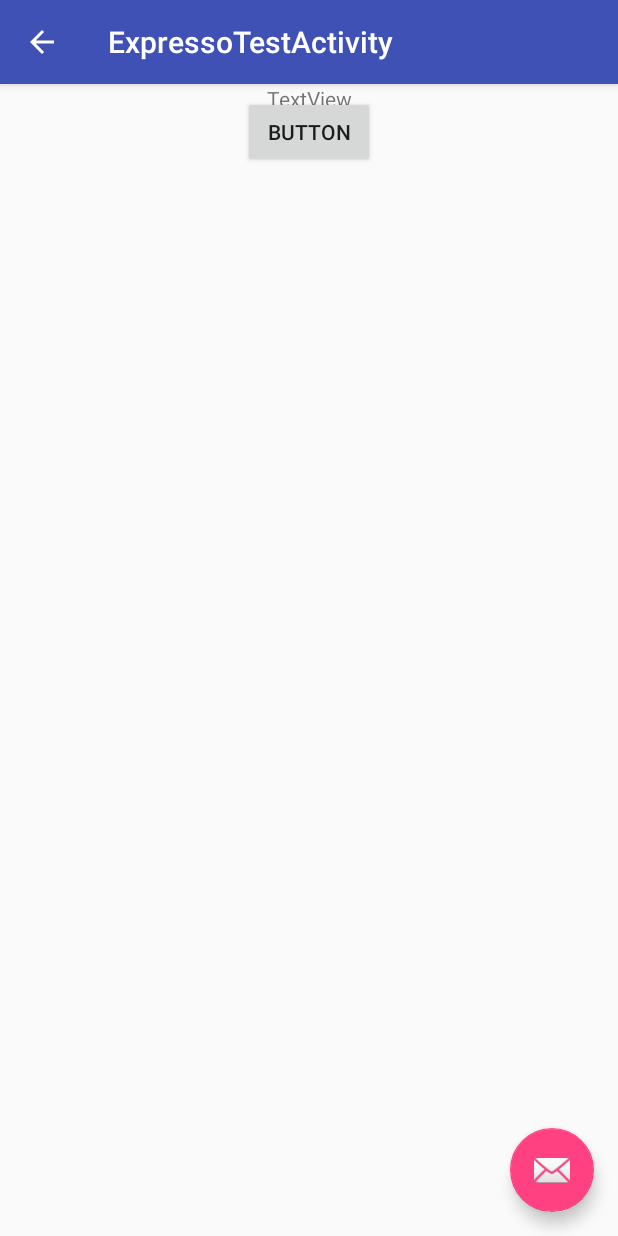
After one commit to pankajnimgade/ConfigureBuilds, an Android app: the ExpressoTestActivity screen opened directly, with no data from a screen before it, on a phone screen of 412 x 824 dp. The commit adds this screen. Run offline under Robolectric (Android 15) with nearby library versions, the phone set to English and light mode, and no system bars.

Commit message:
added expresso test

```diff
--- a/app/src/main/AndroidManifest.xml
+++ b/app/src/main/AndroidManifest.xml
@@ -92,6 +92,15 @@
                 android:name="android.support.PARENT_ACTIVITY"
                 android:value="configure.test.configurebuilds.MainActivity" />
         </activity>
+        <activity
+            android:name=".activities.expresso.ExpressoTestActivity"
+            android:label="@string/title_activity_expresso_test"
+            android:parentActivityName=".MainActivity"
+            android:theme="@style/AppTheme.NoActionBar">
+            <meta-data
+                android:name="android.support.PARENT_ACTIVITY"
+                android:value="configure.test.configurebuilds.MainActivity" />
+        </activity>
     </application>
 
 </manifest>
--- /dev/null
+++ b/app/src/main/assets/example.properties
@@ -0,0 +1 @@
+THIS_TEST_VARIABLE_VALUE=10
--- /dev/null
+++ b/app/src/main/java/configure/test/configurebuilds/activities/expresso/ExpressoTestActivity.java
@@ -0,0 +1,37 @@
+package configure.test.configurebuilds.activities.expresso;
+
+import android.os.Bundle;
+import android.support.design.widget.FloatingActionButton;
+import android.support.design.widget.Snackbar;
+import android.support.v7.app.AppCompatActivity;
+import android.support.v7.widget.Toolbar;
+import android.view.View;
+import android.widget.TextView;
+
+import configure.test.configurebuilds.R;
+
+public class ExpressoTestActivity extends AppCompatActivity {
+
+    @Override
+    protected void onCreate(Bundle savedInstanceState) {
+        super.onCreate(savedInstanceState);
+        setContentView(R.layout.activity_expresso_test);
+        Toolbar toolbar = (Toolbar) findViewById(R.id.toolbar);
+        setSupportActionBar(toolbar);
+
+        FloatingActionButton fab = (FloatingActionButton) findViewById(R.id.fab);
+        fab.setOnClickListener(new View.OnClickListener() {
+            @Override
+            public void onClick(View view) {
+                Snackbar.make(view, "Replace with your own action", Snackbar.LENGTH_LONG)
+                        .setAction("Action", null).show();
+            }
+        });
+        getSupportActionBar().setDisplayHomeAsUpEnabled(true);
+    }
+
+    public void doSomething(View view) {
+        TextView textView = findViewById(R.id.ExpressoTestActivity_text_textView);
+        textView.setText("Clicked");
+    }
+}
--- a/app/src/main/java/configure/test/configurebuilds/application/model/ActivityItem.kt
+++ b/app/src/main/java/configure/test/configurebuilds/application/model/ActivityItem.kt
@@ -9,6 +9,7 @@ import configure.test.configurebuilds.activities.decorator_two.DecoratorTwoActiv
 import configure.test.configurebuilds.activities.dock.list.ListActivity
 import configure.test.configurebuilds.activities.dock.list.TestDockTileActivity
 import configure.test.configurebuilds.activities.edittext.CustomEditTextActivity
+import configure.test.configurebuilds.activities.expresso.ExpressoTestActivity
 
 /**
  * Created by Pankaj Nimgade on 3/11/2018.
@@ -20,6 +21,7 @@ class ActivityItem(val activityClass: Class<out Activity>, val activityName: Str
         fun getActivityItemList(): List<ActivityItem> {
             val list = mutableListOf<ActivityItem>()
             list.add(ActivityItem(CustomTabLayoutActivity::class.java, "Custom Tab Layout"))
+            list.add(ActivityItem(ExpressoTestActivity::class.java, "Expresso Test Activity"))
             list.add(ActivityItem(CustomViewActivity::class.java, "Custom View Activity"))
             list.add(ActivityItem(CustomEditTextActivity::class.java, "Custom EditText Activity"))
             list.add(ActivityItem(ExampleActivity::class.java, "Example Activity"))
--- /dev/null
+++ b/app/src/main/java/configure/test/configurebuilds/application/model/ApplicationProperties.java
@@ -0,0 +1,14 @@
+package configure.test.configurebuilds.application.model;
+
+import java.util.Properties;
+
+public class ApplicationProperties {
+
+    private static Properties sProperties;
+
+    static{
+
+    }
+
+
+}
--- /dev/null
+++ b/app/src/main/res/layout/activity_expresso_test.xml
@@ -0,0 +1,33 @@
+<?xml version="1.0" encoding="utf-8"?>
+<android.support.design.widget.CoordinatorLayout xmlns:android="http://schemas.android.com/apk/res/android"
+    xmlns:app="http://schemas.android.com/apk/res-auto"
+    xmlns:tools="http://schemas.android.com/tools"
+    android:layout_width="match_parent"
+    android:layout_height="match_parent"
+    tools:context="configure.test.configurebuilds.activities.expresso.ExpressoTestActivity">
+
+    <android.support.design.widget.AppBarLayout
+        android:layout_width="match_parent"
+        android:layout_height="wrap_content"
+        android:theme="@style/AppTheme.AppBarOverlay">
+
+        <android.support.v7.widget.Toolbar
+            android:id="@+id/toolbar"
+            android:layout_width="match_parent"
+            android:layout_height="?attr/actionBarSize"
+            android:background="?attr/colorPrimary"
+            app:popupTheme="@style/AppTheme.PopupOverlay" />
+
+    </android.support.design.widget.AppBarLayout>
+
+    <include layout="@layout/content_expresso_test" />
+
+    <android.support.design.widget.FloatingActionButton
+        android:id="@+id/fab"
+        android:layout_width="wrap_content"
+        android:layout_height="wrap_content"
+        android:layout_gravity="bottom|end"
+        android:layout_margin="@dimen/fab_margin"
+        app:srcCompat="@android:drawable/ic_dialog_email" />
+
+</android.support.design.widget.CoordinatorLayout>
--- /dev/null
+++ b/app/src/main/res/layout/content_expresso_test.xml
@@ -0,0 +1,35 @@
+<?xml version="1.0" encoding="utf-8"?>
+<android.support.constraint.ConstraintLayout xmlns:android="http://schemas.android.com/apk/res/android"
+    xmlns:app="http://schemas.android.com/apk/res-auto"
+    xmlns:tools="http://schemas.android.com/tools"
+    android:layout_width="match_parent"
+    android:layout_height="match_parent"
+    app:layout_behavior="@string/appbar_scrolling_view_behavior"
+    tools:context="configure.test.configurebuilds.activities.expresso.ExpressoTestActivity"
+    tools:showIn="@layout/activity_expresso_test">
+
+    <Button
+        android:id="@+id/ExpressoTestActivity_click_button"
+        android:layout_width="wrap_content"
+        android:layout_height="wrap_content"
+        android:layout_marginEnd="8dp"
+        android:layout_marginStart="8dp"
+        android:layout_marginTop="8dp"
+        android:text="Button"
+        android:onClick="doSomething"
+        app:layout_constraintEnd_toEndOf="parent"
+        app:layout_constraintStart_toStartOf="parent"
+        app:layout_constraintTop_toTopOf="parent" />
+
+    <TextView
+        android:id="@+id/ExpressoTestActivity_text_textView"
+        android:layout_width="wrap_content"
+        android:layout_height="wrap_content"
+        android:layout_marginEnd="8dp"
+        android:layout_marginStart="8dp"
+        android:layout_marginTop="8dp"
+        android:text="TextView"
+        app:layout_constraintEnd_toEndOf="parent"
+        app:layout_constraintStart_toStartOf="parent"
+        app:layout_constraintTop_toBottomOf="@+id/button" />
+</android.support.constraint.ConstraintLayout>
--- a/app/src/main/res/values/strings.xml
+++ b/app/src/main/res/values/strings.xml
@@ -11,4 +11,5 @@
     <string name="title_activity_decorator_two">DecoratorTwoActivity</string>
     <string name="title_activity_custom_view">CustomViewActivity</string>
     <string name="title_activity_custom_tab_layout">CustomTabLayoutActivity</string>
+    <string name="title_activity_expresso_test">ExpressoTestActivity</string>
 </resources>
--- a/app/src/main/res/values/styles.xml
+++ b/app/src/main/res/values/styles.xml
@@ -18,5 +18,4 @@
     <style name="AppTheme.PopupOverlay" parent="ThemeOverlay.AppCompat.Light" />
 
 
-
 </resources>
--- a/build.gradle
+++ b/build.gradle
@@ -1,7 +1,7 @@
 // Top-level build file where you can add configuration options common to all sub-projects/modules.
 
 buildscript {
-    ext.kotlin_version = '1.2.31'
+    ext.kotlin_version = '1.2.40'
     repositories {
         google()
         jcenter()
```
Also changed, not shown: 2 other files.
